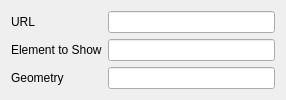
KDE/silk, file webslice/plasma/websliceConfig.ui: the form before one commit.
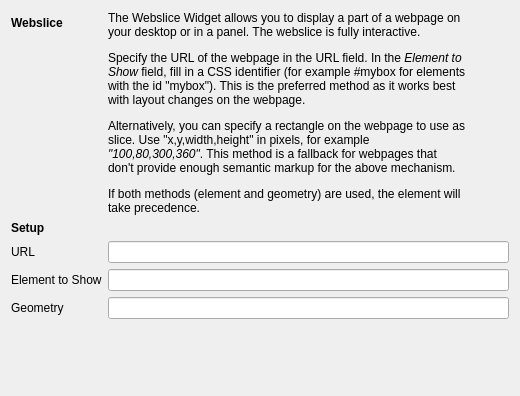
The form after the commit. Custom widgets are drawn as their Qt base class.

Patch:
```diff
--- a/webslice/plasma/websliceConfig.ui
+++ b/webslice/plasma/websliceConfig.ui
@@ -6,8 +6,8 @@
    <rect>
     <x>0</x>
     <y>0</y>
-    <width>286</width>
-    <height>94</height>
+    <width>520</width>
+    <height>396</height>
    </rect>
   </property>
   <property name="sizePolicy">
@@ -29,36 +29,73 @@
    <property name="fieldGrowthPolicy">
     <enum>QFormLayout::ExpandingFieldsGrow</enum>
    </property>
-   <item row="0" column="0">
+   <item row="2" column="0">
     <widget class="QLabel" name="urlLabel">
      <property name="text">
       <string>URL</string>
      </property>
     </widget>
    </item>
-   <item row="0" column="1">
+   <item row="2" column="1">
     <widget class="KLineEdit" name="urlEdit"/>
    </item>
-   <item row="1" column="0">
+   <item row="3" column="0">
     <widget class="QLabel" name="elementLabel">
      <property name="text">
       <string>Element to Show</string>
      </property>
     </widget>
    </item>
-   <item row="1" column="1">
+   <item row="3" column="1">
     <widget class="KLineEdit" name="elementEdit"/>
    </item>
-   <item row="2" column="0">
+   <item row="4" column="0">
     <widget class="QLabel" name="label">
      <property name="text">
       <string>Geometry</string>
      </property>
     </widget>
    </item>
-   <item row="2" column="1">
+   <item row="4" column="1">
     <widget class="KLineEdit" name="geometryEdit"/>
    </item>
+   <item row="0" column="1">
+    <widget class="QLabel" name="label_2">
+     <property name="text">
+      <string>&lt;p&gt;
+The Webslice Widget allows you to display a part of a webpage on your desktop or in a panel. The webslice is fully interactive.
+&lt;/p&gt;
+&lt;p&gt;
+Specify the URL of the webpage in the URL field.
+
+In the &lt;em&gt;Element to Show&lt;/em&gt; field, fill in a CSS identifier (for example #mybox for elements with the id &quot;mybox&quot;).  This is the preferred method as it works best with layout changes on the webpage.
+&lt;/p&gt;
+&lt;p&gt;
+Alternatively, you can specify a rectangle on the webpage to use as slice. Use &quot;x,y,width,height&quot; in pixels, for example &lt;em&gt;&quot;100,80,300,360&quot;&lt;/em&gt;. This method is a fallback for webpages that don't provide enough semantic markup for the above mechanism.
+&lt;/p&gt;
+If both methods (element and geometry) are used, the element will take precedence.
+</string>
+     </property>
+     <property name="wordWrap">
+      <bool>true</bool>
+     </property>
+    </widget>
+   </item>
+   <item row="0" column="0">
+    <widget class="QLabel" name="label_3">
+     <property name="text">
+      <string>&lt;b&gt;Webslice&lt;/b&gt;
+</string>
+     </property>
+    </widget>
+   </item>
+   <item row="1" column="0">
+    <widget class="QLabel" name="label_4">
+     <property name="text">
+      <string>&lt;b&gt;Setup&lt;/b&gt;</string>
+     </property>
+    </widget>
+   </item>
   </layout>
  </widget>
  <customwidgets>
```
